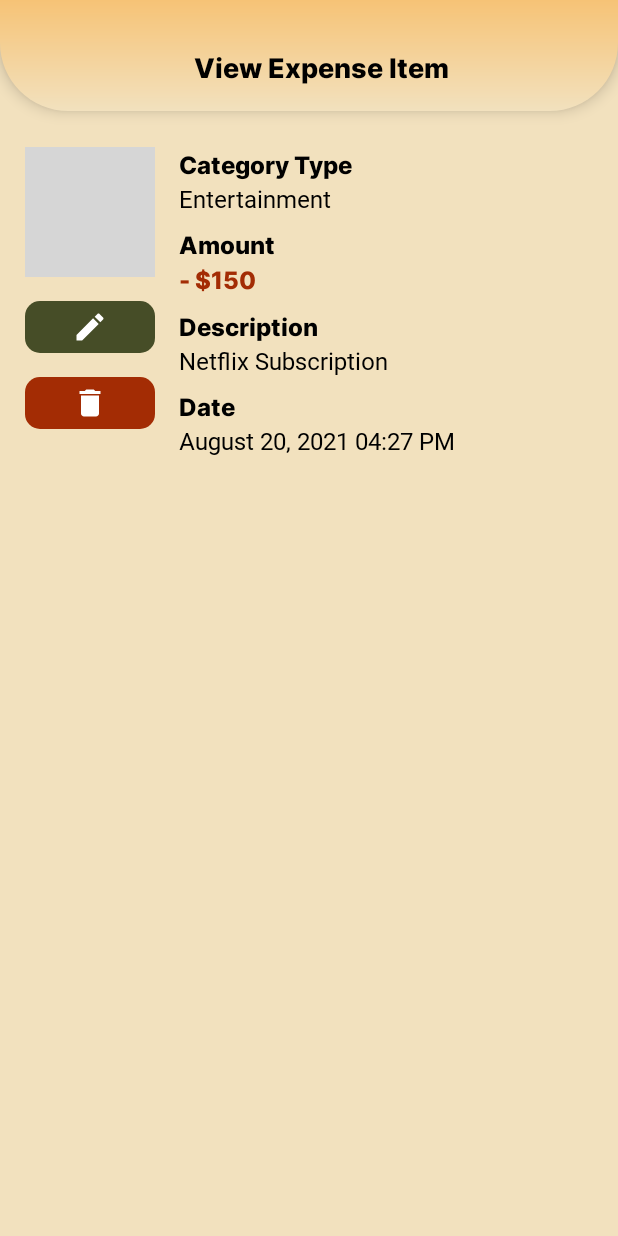
After one commit to J-Marvin/Budget-Builder, an Android app: the layout fragment_view_expense_item.xml on its own in the app's theme, with its tools: preview values and no code run, on a phone screen of 412 x 824 dp. The commit adds this screen. Run offline under Robolectric (Android 15) with nearby library versions, the phone set to English and light mode, and no system bars; grey boxes are pictures that could not be loaded.

Commit message:
Added view expense item

```diff
--- a/app/src/main/java/com/mobdeve/s13/group1/budgetbuilder/ExpenseAdapter.kt
+++ b/app/src/main/java/com/mobdeve/s13/group1/budgetbuilder/ExpenseAdapter.kt
@@ -1,14 +1,17 @@
 package com.mobdeve.s13.group1.budgetbuilder
 
 import android.view.LayoutInflater
+import android.view.View
 import android.view.ViewGroup
+import androidx.navigation.Navigation
 import androidx.recyclerview.widget.RecyclerView
 
 class ExpenseAdapter(private val dataSet: ArrayList<Expense>) : RecyclerView.Adapter<ExpenseViewHolder>(){
+    lateinit var view: View
 
     override fun onCreateViewHolder(parent: ViewGroup, viewType: Int): ExpenseViewHolder {
 
-        val view = LayoutInflater.from(parent.context).inflate(R.layout.expense_item, parent, false)
+        view = LayoutInflater.from(parent.context).inflate(R.layout.expense_item, parent, false)
         val holder = ExpenseViewHolder(view)
         // attach onclicklistener here
         return holder
@@ -22,6 +25,10 @@ class ExpenseAdapter(private val dataSet: ArrayList<Expense>) : RecyclerView.Ada
         holder.setAmount(currExpense.amount)
         holder.setDateTime(currExpense.date)
 
+        holder.setOnClickListener(View.OnClickListener {
+            Navigation.findNavController(view).navigate(R.id.action_global_viewExpenseItemFragment)
+        })
+
     }
 
     override fun getItemCount(): Int{
--- a/app/src/main/java/com/mobdeve/s13/group1/budgetbuilder/ExpenseViewHolder.kt
+++ b/app/src/main/java/com/mobdeve/s13/group1/budgetbuilder/ExpenseViewHolder.kt
@@ -5,6 +5,7 @@ import android.graphics.Color
 import android.view.View
 import android.widget.ImageView
 import android.widget.TextView
+import androidx.cardview.widget.CardView
 import androidx.core.content.ContextCompat
 import androidx.recyclerview.widget.RecyclerView
 import java.text.SimpleDateFormat
@@ -17,6 +18,7 @@ class ExpenseViewHolder(view: View): RecyclerView.ViewHolder(view) {
     val tvExpenseAmount: TextView
     val tvDate: TextView
     val tvTime: TextView
+    val cardExpense: CardView
 
     init {
         ivExpenseItemPic = view.findViewById(R.id.iv_expense_item_pic)
@@ -25,6 +27,7 @@ class ExpenseViewHolder(view: View): RecyclerView.ViewHolder(view) {
         tvExpenseAmount = view.findViewById(R.id.tv_expense_amount)
         tvDate = view.findViewById(R.id.tv_expense_item_date)
         tvTime = view.findViewById(R.id.tv_expense_item_time)
+        cardExpense = view.findViewById(R.id.card_expense_item)
     }
 
     fun setType(type: String) {
@@ -52,4 +55,8 @@ class ExpenseViewHolder(view: View): RecyclerView.ViewHolder(view) {
         tvTime.text = SimpleDateFormat("hh:mm a").format(currTime)
     }
 
+    fun setOnClickListener(listener: View.OnClickListener){
+        cardExpense.setOnClickListener(listener)
+    }
+
 }
--- a/app/src/main/java/com/mobdeve/s13/group1/budgetbuilder/HomeFragment.kt
+++ b/app/src/main/java/com/mobdeve/s13/group1/budgetbuilder/HomeFragment.kt
@@ -8,9 +8,6 @@ import android.view.LayoutInflater
 import android.view.View
 import android.view.ViewGroup
 import androidx.navigation.Navigation
-import androidx.navigation.fragment.NavHostFragment
-import androidx.navigation.fragment.findNavController
-import kotlinx.android.synthetic.main.fragment_add_expense.view.*
 import kotlinx.android.synthetic.main.fragment_home.view.*
 
 
--- /dev/null
+++ b/app/src/main/java/com/mobdeve/s13/group1/budgetbuilder/ViewExpenseItemFragment.kt
@@ -0,0 +1,20 @@
+package com.mobdeve.s13.group1.budgetbuilder
+
+import android.os.Bundle
+import androidx.fragment.app.Fragment
+import android.view.LayoutInflater
+import android.view.View
+import android.view.ViewGroup
+
+
+class ViewExpenseItemFragment : Fragment() {
+
+    override fun onCreateView(
+        inflater: LayoutInflater, container: ViewGroup?,
+        savedInstanceState: Bundle?
+    ): View? {
+        // Inflate the layout for this fragment
+        return inflater.inflate(R.layout.fragment_view_expense_item, container, false)
+    }
+
+}
--- /dev/null
+++ b/app/src/main/res/drawable/ic_baseline_delete_24.xml
@@ -0,0 +1,10 @@
+<vector xmlns:android="http://schemas.android.com/apk/res/android"
+    android:width="24dp"
+    android:height="24dp"
+    android:viewportWidth="24"
+    android:viewportHeight="24"
+    android:tint="?attr/colorControlNormal">
+  <path
+      android:fillColor="@android:color/white"
+      android:pathData="M6,19c0,1.1 0.9,2 2,2h8c1.1,0 2,-0.9 2,-2V7H6v12zM19,4h-3.5l-1,-1h-5l-1,1H5v2h14V4z"/>
+</vector>
--- /dev/null
+++ b/app/src/main/res/drawable/ic_baseline_edit_24.xml
@@ -0,0 +1,10 @@
+<vector xmlns:android="http://schemas.android.com/apk/res/android"
+    android:width="24dp"
+    android:height="24dp"
+    android:viewportWidth="24"
+    android:viewportHeight="24"
+    android:tint="?attr/colorControlNormal">
+  <path
+      android:fillColor="@android:color/white"
+      android:pathData="M3,17.25V21h3.75L17.81,9.94l-3.75,-3.75L3,17.25zM20.71,7.04c0.39,-0.39 0.39,-1.02 0,-1.41l-2.34,-2.34c-0.39,-0.39 -1.02,-0.39 -1.41,0l-1.83,1.83 3.75,3.75 1.83,-1.83z"/>
+</vector>
--- a/app/src/main/res/layout/expense_item.xml
+++ b/app/src/main/res/layout/expense_item.xml
@@ -2,6 +2,7 @@
 <androidx.cardview.widget.CardView xmlns:android="http://schemas.android.com/apk/res/android"
     xmlns:app="http://schemas.android.com/apk/res-auto"
     xmlns:tools="http://schemas.android.com/tools"
+    android:id="@+id/card_expense_item"
     android:layout_width="match_parent"
     android:layout_height="wrap_content"
     android:layout_marginBottom="15dp"
@@ -110,18 +111,18 @@
             app:layout_constraintTop_toBottomOf="@id/tv_expense_desc" />
 
         <androidx.constraintlayout.widget.Guideline
-            android:id="@+id/gl_expense_item_left"
-            android:layout_width="wrap_content"
-            android:layout_height="wrap_content"
-            android:orientation="vertical"
-            app:layout_constraintGuide_percent="0.04" />
-
-        <androidx.constraintlayout.widget.Guideline
             android:id="@+id/gl_expense_pic_right"
             android:layout_width="wrap_content"
             android:layout_height="wrap_content"
             android:orientation="vertical"
             app:layout_constraintGuide_percent="0.18" />
+
+        <androidx.constraintlayout.widget.Guideline
+            android:id="@+id/gl_expense_item_info_left"
+            android:layout_width="wrap_content"
+            android:layout_height="wrap_content"
+            android:orientation="vertical"
+            app:layout_constraintGuide_percent="0.73" />
 
         <androidx.constraintlayout.widget.Guideline
             android:id="@+id/gl_expense_item_right"
@@ -131,10 +132,10 @@
             app:layout_constraintGuide_percent="0.96" />
 
         <androidx.constraintlayout.widget.Guideline
-            android:id="@+id/gl_expense_item_info_left"
+            android:id="@+id/gl_expense_item_left"
             android:layout_width="wrap_content"
             android:layout_height="wrap_content"
             android:orientation="vertical"
-            app:layout_constraintGuide_percent="0.73" />
+            app:layout_constraintGuide_percent="0.04" />
     </androidx.constraintlayout.widget.ConstraintLayout>
 </androidx.cardview.widget.CardView>
--- /dev/null
+++ b/app/src/main/res/layout/fragment_view_expense_item.xml
@@ -0,0 +1,233 @@
+<?xml version="1.0" encoding="utf-8"?>
+<androidx.constraintlayout.widget.ConstraintLayout xmlns:android="http://schemas.android.com/apk/res/android"
+    xmlns:app="http://schemas.android.com/apk/res-auto"
+    xmlns:tools="http://schemas.android.com/tools"
+    android:layout_width="match_parent"
+    android:layout_height="match_parent"
+    android:background="@color/beige"
+    tools:context=".ViewExpenseItemFragment">
+
+    <androidx.constraintlayout.widget.ConstraintLayout
+        android:id="@+id/cl_viewexpense_header"
+        android:layout_width="match_parent"
+        android:layout_height="wrap_content"
+        android:background="@drawable/gradient_rectangle"
+        android:elevation="6dp"
+        app:layout_constraintEnd_toEndOf="parent"
+        app:layout_constraintStart_toStartOf="parent"
+        app:layout_constraintTop_toTopOf="parent">
+
+        <androidx.constraintlayout.widget.Guideline
+            android:id="@+id/gl_viewexpense_header_left"
+            android:layout_width="wrap_content"
+            android:layout_height="wrap_content"
+            android:orientation="vertical"
+            app:layout_constraintGuide_percent="0.04" />
+
+        <androidx.constraintlayout.widget.Guideline
+            android:id="@+id/gl_viewexpense_header_right"
+            android:layout_width="wrap_content"
+            android:layout_height="wrap_content"
+            android:orientation="vertical"
+            app:layout_constraintGuide_percent="0.96" />
+
+        <TextView
+            android:id="@+id/textView"
+            android:layout_width="wrap_content"
+            android:layout_height="wrap_content"
+            android:layout_marginTop="32dp"
+            android:layout_marginBottom="16dp"
+            android:fontFamily="@font/inter_extrabold"
+            android:text="View Expense Item"
+            android:textColor="@color/black"
+            android:textSize="18sp"
+            app:layout_constraintBottom_toBottomOf="parent"
+            app:layout_constraintEnd_toEndOf="parent"
+            app:layout_constraintStart_toStartOf="@id/gl_viewexpense_header_left"
+            app:layout_constraintTop_toTopOf="parent" />
+    </androidx.constraintlayout.widget.ConstraintLayout>
+
+    <androidx.constraintlayout.widget.Guideline
+        android:id="@+id/gl_viewexpense_pic_right"
+        android:layout_width="wrap_content"
+        android:layout_height="wrap_content"
+        android:orientation="vertical"
+        app:layout_constraintGuide_percent="0.25" />
+
+    <androidx.constraintlayout.widget.Guideline
+        android:id="@+id/gl_viewexpense_item_right"
+        android:layout_width="wrap_content"
+        android:layout_height="wrap_content"
+        android:orientation="vertical"
+        app:layout_constraintGuide_percent="0.96" />
+
+    <androidx.constraintlayout.widget.Guideline
+        android:id="@+id/gl_viewexpense_item_left"
+        android:layout_width="wrap_content"
+        android:layout_height="wrap_content"
+        android:orientation="vertical"
+        app:layout_constraintGuide_percent="0.04" />
+
+    <ImageView
+        android:id="@+id/iv_viewexpense_item_pic"
+        android:layout_width="0dp"
+        android:layout_height="wrap_content"
+        android:layout_marginTop="24dp"
+        android:adjustViewBounds="true"
+        android:background="@drawable/rounded_inner"
+        android:backgroundTint="#BAE5E6"
+        android:padding="10dp"
+        android:tintMode="src_in"
+        app:layout_constraintEnd_toEndOf="@id/gl_viewexpense_pic_right"
+        app:layout_constraintHorizontal_bias="0.0"
+        app:layout_constraintStart_toStartOf="@id/gl_viewexpense_item_left"
+        app:layout_constraintTop_toBottomOf="@id/cl_viewexpense_header"
+        app:layout_constraintWidth_max="90dp"
+        app:srcCompat="@drawable/expense_type_entertainment"
+        app:tint="#008A8A" />
+
+    <TextView
+        android:id="@+id/tv_viewexpense_lbl_type"
+        android:layout_width="wrap_content"
+        android:layout_height="wrap_content"
+        android:layout_marginStart="16dp"
+        android:layout_marginTop="24dp"
+        android:fontFamily="@font/inter_extrabold"
+        android:text="Category Type"
+        android:textAlignment="viewStart"
+        android:textColor="@color/black"
+        android:textSize="16sp"
+        app:layout_constraintStart_toEndOf="@id/iv_viewexpense_item_pic"
+        app:layout_constraintTop_toBottomOf="@id/cl_viewexpense_header" />
+
+    <TextView
+        android:id="@+id/tv_viewexpense_type"
+        android:layout_width="0dp"
+        android:layout_height="wrap_content"
+        android:layout_marginStart="16dp"
+        android:fontFamily="@font/inter"
+        android:text="Entertainment"
+        android:textAlignment="viewStart"
+        android:textColor="@color/black"
+        android:textSize="16sp"
+        app:layout_constraintStart_toEndOf="@id/iv_viewexpense_item_pic"
+        app:layout_constraintTop_toBottomOf="@id/tv_viewexpense_lbl_type" />
+
+    <TextView
+        android:id="@+id/tv_viewexpense_lbl_amount"
+        android:layout_width="wrap_content"
+        android:layout_height="wrap_content"
+        android:layout_marginStart="16dp"
+        android:layout_marginTop="8dp"
+        android:fontFamily="@font/inter_extrabold"
+        android:text="Amount"
+        android:textAlignment="viewStart"
+        android:textColor="@color/black"
+        android:textSize="16sp"
+        app:layout_constraintStart_toEndOf="@id/iv_viewexpense_item_pic"
+        app:layout_constraintTop_toBottomOf="@id/tv_viewexpense_type" />
+
+    <TextView
+        android:id="@+id/tv_viewexpense_amount"
+        android:layout_width="wrap_content"
+        android:layout_height="wrap_content"
+        android:layout_marginStart="16dp"
+        android:fontFamily="@font/inter_extrabold"
+        android:text="- $150"
+        android:textAlignment="textEnd"
+        android:textColor="@color/maroon"
+        android:textSize="16sp"
+        app:layout_constraintStart_toEndOf="@id/iv_viewexpense_item_pic"
+        app:layout_constraintTop_toBottomOf="@id/tv_viewexpense_lbl_amount" />
+
+    <TextView
+        android:id="@+id/tv_viewexpense_lbl_desc"
+        android:layout_width="wrap_content"
+        android:layout_height="wrap_content"
+        android:layout_marginStart="16dp"
+        android:layout_marginTop="8dp"
+        android:fontFamily="@font/inter_extrabold"
+        android:text="Description"
+        android:textAlignment="viewStart"
+        android:textColor="@color/black"
+        android:textSize="16sp"
+        app:layout_constraintStart_toEndOf="@id/iv_viewexpense_item_pic"
+        app:layout_constraintTop_toBottomOf="@id/tv_viewexpense_amount" />
+
+    <TextView
+        android:id="@+id/tv_viewexpense_desc"
+        android:layout_width="wrap_content"
+        android:layout_height="wrap_content"
+        android:layout_marginStart="16dp"
+        android:fontFamily="@font/inter"
+        android:text="Netflix Subscription"
+        android:textAlignment="viewStart"
+        android:textColor="@color/black"
+        android:textSize="16sp"
+        android:textStyle="normal"
+        app:layout_constraintStart_toEndOf="@id/iv_viewexpense_item_pic"
+        app:layout_constraintTop_toBottomOf="@id/tv_viewexpense_lbl_desc" />
+
+    <TextView
+        android:id="@+id/tv_viewexpense_lbl_date"
+        android:layout_width="wrap_content"
+        android:layout_height="wrap_content"
+        android:layout_marginStart="16dp"
+        android:layout_marginTop="8dp"
+        android:fontFamily="@font/inter_extrabold"
+        android:text="Date"
+        android:textAlignment="viewStart"
+        android:textColor="@color/black"
+        android:textSize="16sp"
+        app:layout_constraintStart_toEndOf="@id/iv_viewexpense_item_pic"
+        app:layout_constraintTop_toBottomOf="@id/tv_viewexpense_desc" />
+
+    <TextView
+        android:id="@+id/tv_viewexpense_item_date"
+        android:layout_width="wrap_content"
+        android:layout_height="wrap_content"
+        android:layout_marginStart="16dp"
+        android:fontFamily="@font/inter"
+        android:text="August 20, 2021 04:27 PM"
+        android:textAlignment="viewStart"
+        android:textColor="@color/black"
+        android:textSize="16sp"
+        android:textStyle="normal"
+        app:layout_constraintStart_toEndOf="@id/iv_viewexpense_item_pic"
+        app:layout_constraintTop_toBottomOf="@id/tv_viewexpense_lbl_date" />
+
+    <ImageButton
+        android:id="@+id/btn_viewexpense_edit"
+        android:layout_width="0dp"
+        android:layout_height="wrap_content"
+        android:layout_marginTop="16dp"
+        android:background="@drawable/rounded_inner"
+        android:backgroundTint="@color/dark_green"
+        android:contentDescription="Edit"
+        android:padding="5dp"
+        android:src="@drawable/ic_baseline_edit_24"
+        app:layout_constraintEnd_toStartOf="@id/gl_viewexpense_pic_right"
+        app:layout_constraintStart_toStartOf="@id/gl_viewexpense_item_left"
+        app:layout_constraintTop_toBottomOf="@id/iv_viewexpense_item_pic"
+        app:layout_constraintWidth_max="90dp"
+        app:tint="@color/white"
+        tools:ignore="TouchTargetSizeCheck" />
+
+    <ImageButton
+        android:id="@+id/btn_viewexpense_delete"
+        android:layout_width="0dp"
+        android:layout_height="wrap_content"
+        android:layout_marginTop="16dp"
+        android:background="@drawable/rounded_inner"
+        android:backgroundTint="@color/maroon"
+        android:contentDescription="Edit"
+        android:padding="5dp"
+        android:src="@drawable/ic_baseline_delete_24"
+        app:layout_constraintEnd_toStartOf="@id/gl_viewexpense_pic_right"
+        app:layout_constraintStart_toStartOf="@id/gl_viewexpense_item_left"
+        app:layout_constraintTop_toBottomOf="@id/btn_viewexpense_edit"
+        app:layout_constraintWidth_max="90dp"
+        app:tint="@color/white"
+        tools:ignore="TouchTargetSizeCheck" />
+
+</androidx.constraintlayout.widget.ConstraintLayout>
--- a/app/src/main/res/navigation/nav_graph.xml
+++ b/app/src/main/res/navigation/nav_graph.xml
@@ -65,4 +65,10 @@
         android:name="com.mobdeve.s13.group1.budgetbuilder.SetBudgetFragment"
         android:label="fragment_set_budget"
         tools:layout="@layout/fragment_set_budget" />
+    <fragment
+        android:id="@+id/viewExpenseItemFragment"
+        android:name="com.mobdeve.s13.group1.budgetbuilder.ViewExpenseItemFragment"
+        android:label="fragment_view_expense_item"
+        tools:layout="@layout/fragment_view_expense_item" />
+    <action android:id="@+id/action_global_viewExpenseItemFragment" app:destination="@id/viewExpenseItemFragment"/>
 </navigation>
```
